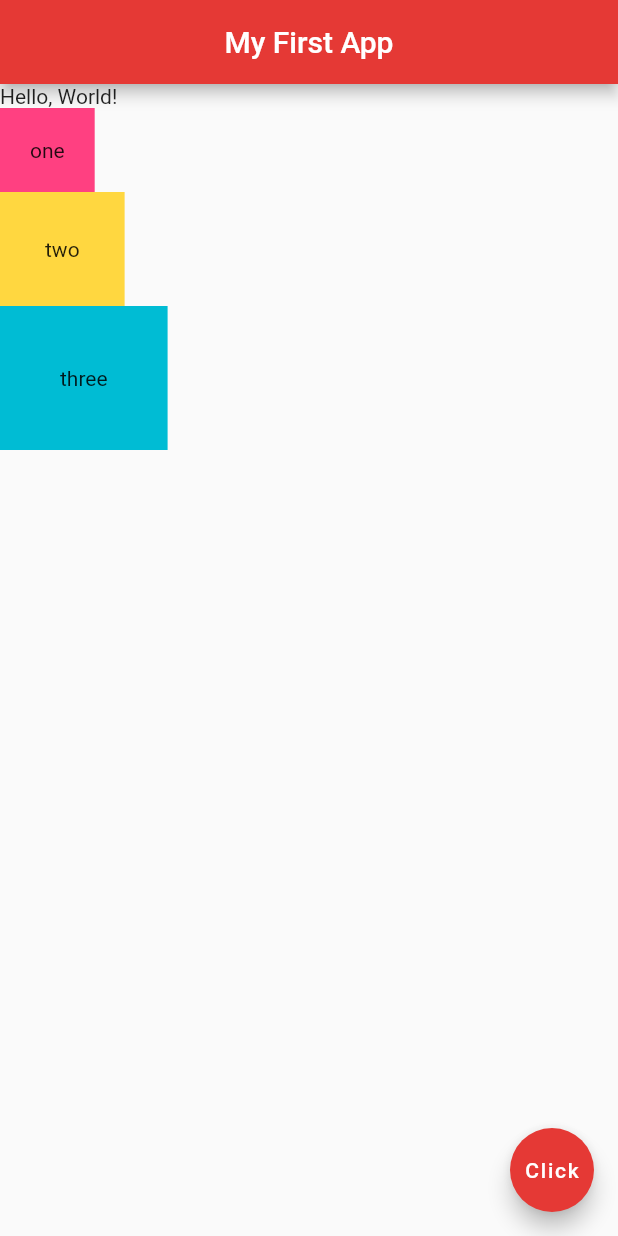
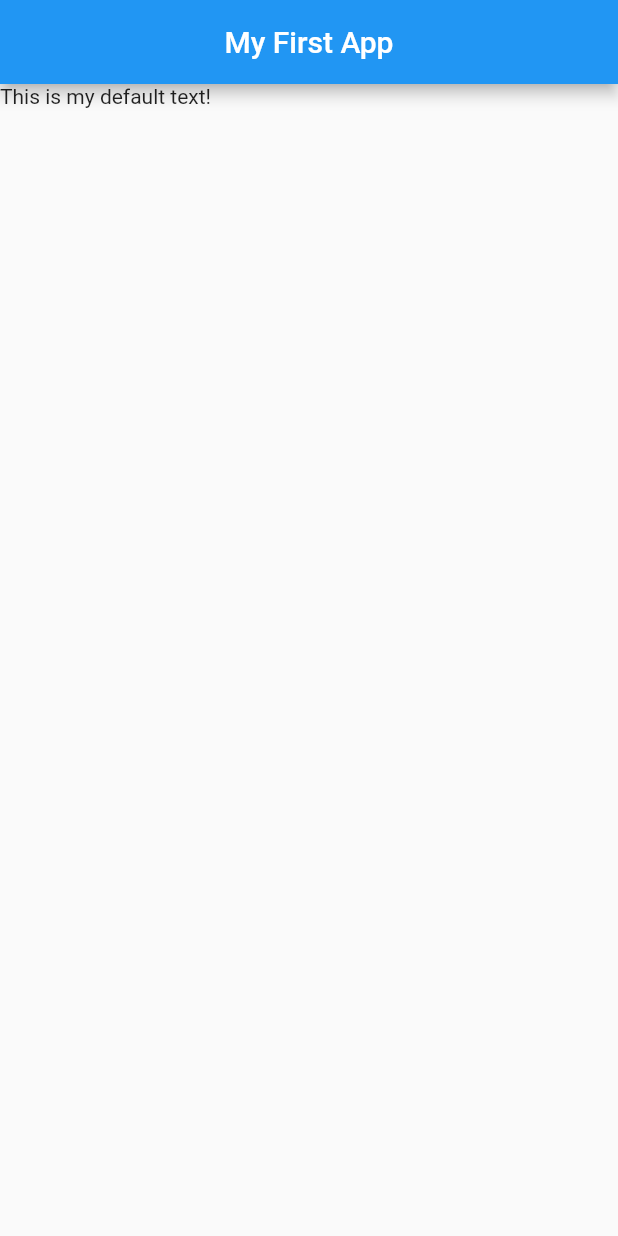
Before and after one commit to jonathanpperry/flutter-training, a Flutter app: the screen it shows after launch, on a phone screen of 412 x 824 dp. Run offline on Flutter 3.47's test engine with Material 2 defaults, Android fonts, the phone set to English and light mode, and no system bars.

Commit message:
Reset app to bare bones app to follow along with Build a Flutter App Crash Course from 3 hours

```diff
--- a/lib/main.dart
+++ b/lib/main.dart
@@ -9,37 +9,8 @@ class Home extends StatelessWidget {
       appBar: AppBar(
         title: Text("My First App"),
         centerTitle: true,
-        backgroundColor: Colors.red[600],
       ),
-      body: Column(
-        mainAxisAlignment: MainAxisAlignment.start,
-        crossAxisAlignment: CrossAxisAlignment.start,
-        children: <Widget>[
-          Row(
-            children: <Widget>[Text("Hello,"), Text(" World!")],
-          ),
-          Container(
-            padding: EdgeInsets.all(20.0),
-            color: Colors.pinkAccent,
-            child: Text("one"),
-          ),
-          Container(
-            padding: EdgeInsets.all(30.0),
-            color: Colors.amberAccent,
-            child: Text("two"),
-          ),
-          Container(
-            padding: EdgeInsets.all(40.0),
-            color: Colors.cyan,
-            child: Text("three"),
-          )
-        ],
-      ),
-      floatingActionButton: FloatingActionButton(
-        onPressed: () {},
-        child: Text("Click"),
-        backgroundColor: Colors.red[600],
-      ),
+      body: Text("This is my default text!"),
     );
   }
 }
```
Also changed, not shown: pubspec.lock.
